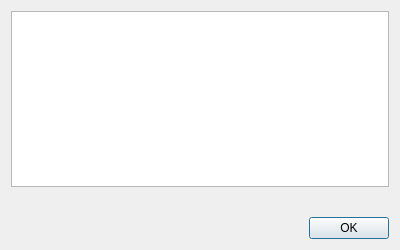
Qt form gui/Viewer/forms/choosedialog.ui (Krozark/Salamandre) before a commit.
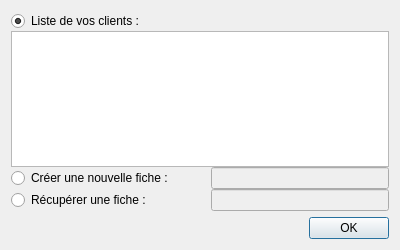
The same form after that commit. The open tabs and pages were chosen to show the change.

```diff
--- a/gui/Viewer/forms/choosedialog.ui
+++ b/gui/Viewer/forms/choosedialog.ui
@@ -146,7 +146,97 @@
         <number>0</number>
        </property>
        <item>
-        <widget class="QListView" name="listView_availablePatient"/>
+        <layout class="QVBoxLayout" name="verticalLayout_6">
+         <property name="spacing">
+          <number>0</number>
+         </property>
+         <property name="topMargin">
+          <number>0</number>
+         </property>
+         <item>
+          <widget class="QRadioButton" name="radioButton_availablePatient">
+           <property name="text">
+            <string>Liste de vos clients :</string>
+           </property>
+           <property name="checked">
+            <bool>true</bool>
+           </property>
+          </widget>
+         </item>
+         <item>
+          <widget class="QListView" name="listView_availablePatient">
+           <property name="editTriggers">
+            <set>QAbstractItemView::NoEditTriggers</set>
+           </property>
+          </widget>
+         </item>
+         <item>
+          <layout class="QHBoxLayout" name="horizontalLayout_2">
+           <property name="topMargin">
+            <number>0</number>
+           </property>
+           <item>
+            <widget class="QRadioButton" name="radioButton_newClientData">
+             <property name="minimumSize">
+              <size>
+               <width>200</width>
+               <height>0</height>
+              </size>
+             </property>
+             <property name="maximumSize">
+              <size>
+               <width>200</width>
+               <height>16777215</height>
+              </size>
+             </property>
+             <property name="text">
+              <string>Créer une nouvelle fiche : </string>
+             </property>
+            </widget>
+           </item>
+           <item>
+            <widget class="QLineEdit" name="lineEdit_newClientData">
+             <property name="enabled">
+              <bool>false</bool>
+             </property>
+            </widget>
+           </item>
+          </layout>
+         </item>
+         <item>
+          <layout class="QHBoxLayout" name="horizontalLayout_3">
+           <property name="topMargin">
+            <number>0</number>
+           </property>
+           <item>
+            <widget class="QRadioButton" name="radioButton_getDataClient">
+             <property name="minimumSize">
+              <size>
+               <width>200</width>
+               <height>0</height>
+              </size>
+             </property>
+             <property name="maximumSize">
+              <size>
+               <width>200</width>
+               <height>16777215</height>
+              </size>
+             </property>
+             <property name="text">
+              <string>Récupérer une fiche :</string>
+             </property>
+            </widget>
+           </item>
+           <item>
+            <widget class="QLineEdit" name="lineEdit_getDataClient">
+             <property name="enabled">
+              <bool>false</bool>
+             </property>
+            </widget>
+           </item>
+          </layout>
+         </item>
+        </layout>
        </item>
       </layout>
      </widget>
```
Left out of the diff: 2 changed lines with no effect on the pictures.
